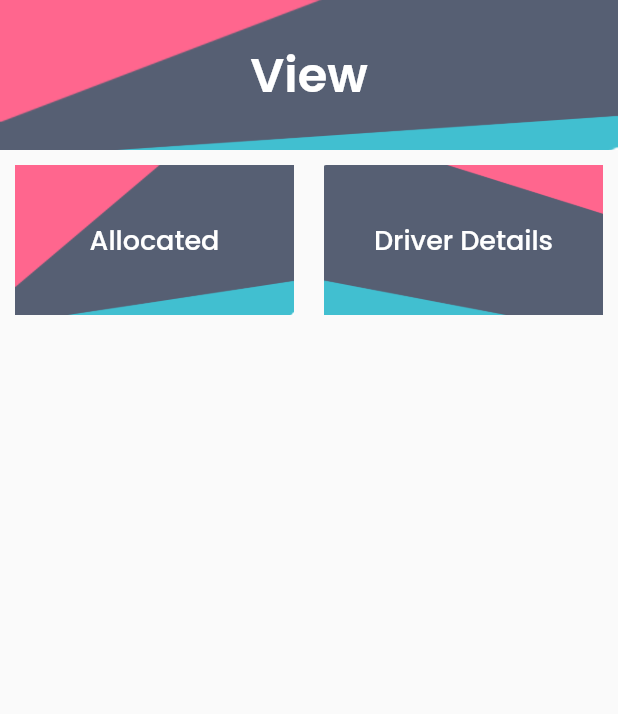
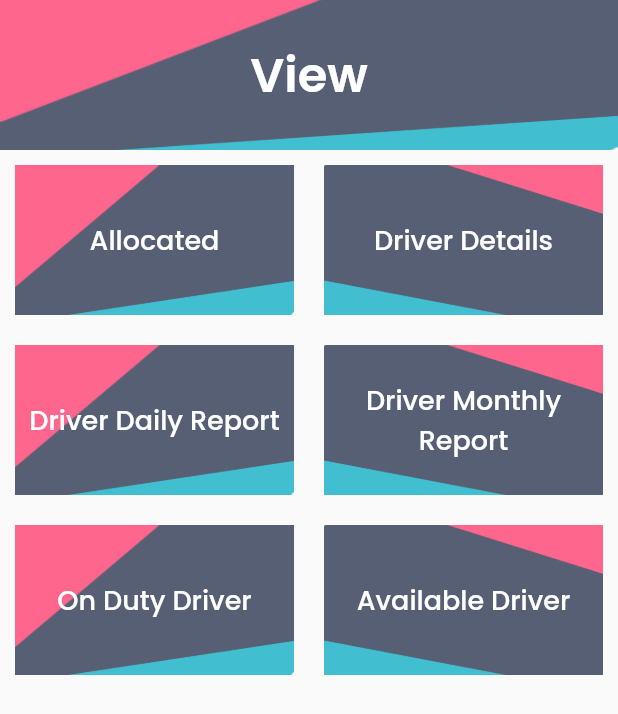
Before and after one commit to vscsudhar/car_app1, a Flutter app: the SecondUserView screen opened by its route, on a phone screen of 412 x 824 dp. Shown: the top 714 px of the screen. Run offline on Flutter 3.47's test engine with Material 2 defaults, Android fonts, the phone set to English and light mode, and no system bars; our stand-ins replace stacked, stacked_services, stacked_shared.

Commit message:
view page

```diff
--- a/lib/ui/views/allocated_view/allocated_view_view.dart
+++ b/lib/ui/views/allocated_view/allocated_view_view.dart
@@ -29,11 +29,11 @@ class AllocatedView extends StackedView<AllocatedViewModel> {
               flexibleSpace: buildAppBarBackground(),
               centerTitle: true,
               bottom: TabBar(
-                indicatorColor: Colors.black87,
+                indicatorColor: Colors.amberAccent,
                 indicatorWeight: 4,
                 labelStyle: fontFamilyMedium.appwhite.size16,
-                labelColor: Colors.black,
-                unselectedLabelColor: Colors.white54,
+                labelColor: Colors.amberAccent,
+                unselectedLabelColor: Colors.white,
 
                 tabs: const [
                   Tab(text: "Pending"),
--- a/lib/ui/views/home/home_view.dart
+++ b/lib/ui/views/home/home_view.dart
@@ -3,7 +3,6 @@ import 'package:stacked/stacked.dart';
 import '../../common/shared/styles.dart';
 import '../../common/widgets/background.dart';
 import '../../common/widgets/text_field2.dart';
-import '../register/register_view.dart';
 import 'home_viewmodel.dart';
 
 class HomeView extends StackedView<HomeViewModel> {
@@ -19,10 +18,6 @@ class HomeView extends StackedView<HomeViewModel> {
       backgroundColor: Colors.white,
       body: Stack(
         children: [
-          // Container(
-          //     decoration: const BoxDecoration(
-          //   image: DecorationImage(image: AssetImage("assets/icons/back.png"), fit: BoxFit.cover),
-          // )),
           const BackGround(),
           SingleChildScrollView(
             child: Center(
--- a/lib/ui/views/seconduser/second_user_view.dart
+++ b/lib/ui/views/seconduser/second_user_view.dart
@@ -4,7 +4,6 @@ import 'package:stacked/stacked.dart';
 
 import '../allocated_view/allocated_view_view.dart';
 import 'second_user_viewmodel.dart';
-
 
 class SecondUserView extends StackedView<SecondUserViewModel> {
   const SecondUserView({Key? key}) : super(key: key);
@@ -49,7 +48,7 @@ class SecondUserView extends StackedView<SecondUserViewModel> {
                     children: [
                       Expanded(
                           child: InkWell(
-                        onTap: ()=> viewModel.goToAllocatedView(),
+                        onTap: () => viewModel.goToAllocatedView(),
                         child: Container(
                           height: 100,
                           decoration: BoxDecoration(borderRadius: BorderRadius.circular(10)),
@@ -101,6 +100,126 @@ class SecondUserView extends StackedView<SecondUserViewModel> {
                     ],
                   ),
                 ),
+                Padding(
+                  padding: topPadding20,
+                  child: Row(
+                    mainAxisAlignment: MainAxisAlignment.spaceEvenly,
+                    children: [
+                      Expanded(
+                          child: InkWell(
+                        onTap: () {},
+                        child: Container(
+                          height: 100,
+                          decoration: BoxDecoration(borderRadius: BorderRadius.circular(10)),
+                          child: Stack(
+                            children: [
+                              Positioned.fill(
+                                child: Image.asset(
+                                  back1,
+                                  fit: BoxFit.fill,
+                                ),
+                              ),
+                              Center(
+                                child: Text(
+                                  'Driver Daily Report',
+                                  style: fontFamilyMedium.size18.appwhite,
+                                ),
+                              ),
+                            ],
+                          ),
+                        ),
+                      )),
+                      horizontalSpacing20,
+                      Expanded(
+                          child: InkWell(
+                        onTap: () {},
+                        child: Container(
+                          height: 100,
+                          decoration: BoxDecoration(
+                            borderRadius: BorderRadius.circular(8),
+                          ),
+                          child: Stack(
+                            children: [
+                              Positioned.fill(
+                                child: Image.asset(
+                                  back2,
+                                  fit: BoxFit.fill,
+                                ),
+                              ),
+                              Center(
+                                child: Text(
+                                  'Driver Monthly Report',
+                                  textAlign: TextAlign.center,
+                                  style: fontFamilyMedium.size18.appwhite,
+                                ),
+                              ),
+                            ],
+                          ),
+                        ),
+                      )),
+                    ],
+                  ),
+                ),
+                Padding(
+                  padding: topPadding20,
+                  child: Row(
+                    mainAxisAlignment: MainAxisAlignment.spaceEvenly,
+                    children: [
+                      Expanded(
+                          child: InkWell(
+                        onTap: (){},
+                        child: Container(
+                          height: 100,
+                          decoration: BoxDecoration(borderRadius: BorderRadius.circular(10)),
+                          child: Stack(
+                            children: [
+                              Positioned.fill(
+                                child: Image.asset(
+                                  back1,
+                                  fit: BoxFit.fill,
+                                ),
+                              ),
+                              Center(
+                                child: Text(
+                                  'On Duty Driver',
+                                  style: fontFamilyMedium.size18.appwhite,
+                                ),
+                              ),
+                            ],
+                          ),
+                        ),
+                      )),
+                      horizontalSpacing20,
+                      Expanded(
+                          child: InkWell(
+                        onTap: () {},
+                        child: Container(
+                          height: 100,
+                          decoration: BoxDecoration(
+                            borderRadius: BorderRadius.circular(8),
+                          ),
+                          child: Stack(
+                            children: [
+                              Positioned.fill(
+                                child: Image.asset(
+                                  back2,
+                                  fit: BoxFit.fill,
+                                ),
+                              ),
+                              Center(
+                                child: Text(
+                                  'Available Driver',
+                                  style: fontFamilyMedium.size18.appwhite,
+                                ),
+                              ),
+                            ],
+                          ),
+                        ),
+                      )),
+                    ],
+                  ),
+                ),
+
               ],
             ),
           )
```
